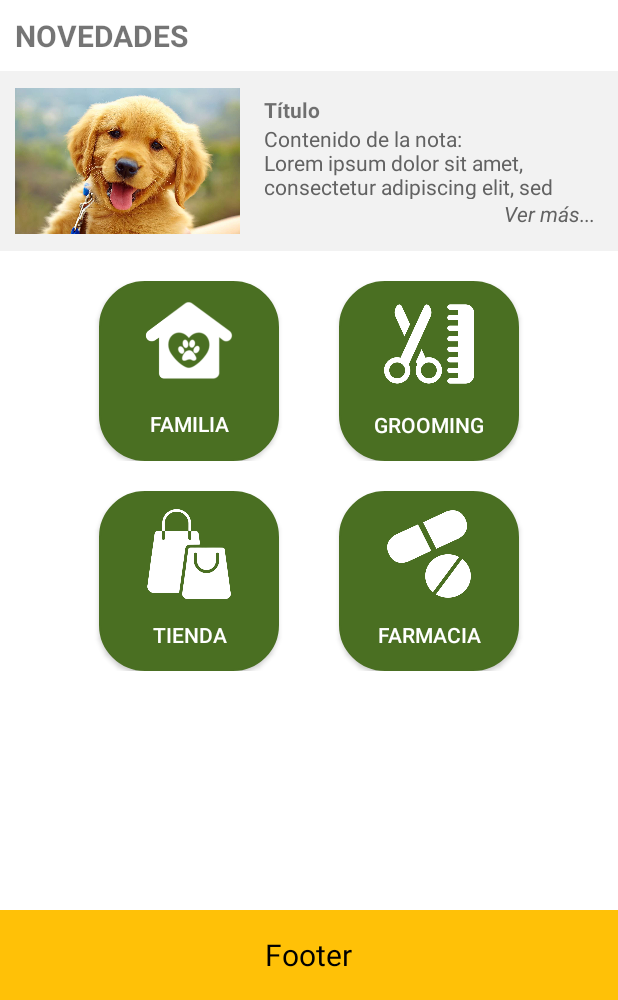
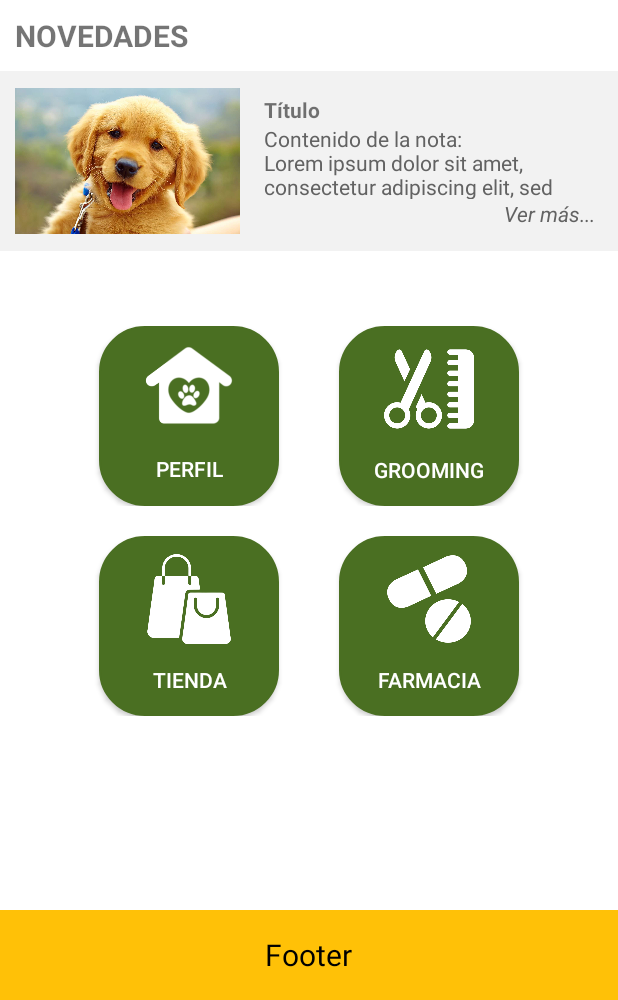
Before and after one commit to monmm/pdm2024_1, an Android app: the HomeActivity screen opened directly, with no data from a screen before it, on a phone screen of 412 x 824 dp, the part 236-1236 px from its top. Run offline under Robolectric (Android 15) with nearby library versions, the light colour scheme and no system bars.

Commit message:
Algunas funcionalidades

```diff
--- a/Tarea2/app/src/main/java/com/example/tarea2/DrawerMenuActivity.java
+++ b/Tarea2/app/src/main/java/com/example/tarea2/DrawerMenuActivity.java
@@ -53,7 +53,7 @@ public abstract class DrawerMenuActivity extends AppCompatActivity {
                     opcionElegida = new Intent(DrawerMenuActivity.this, HomeActivity.class);
                     mensaje = "Seleccionaste Home";
                 } else if (item.getItemId() == R.id.family) {
-                    mensaje = "Seleccionaste Family";
+                    mensaje = "Seleccionaste Perfil";
                 } else if (item.getItemId() == R.id.groom) {
                     mensaje = "Seleccionaste Groom";
                 } else if (item.getItemId() == R.id.shop) {
--- a/Tarea2/app/src/main/java/com/example/tarea2/HomeActivity.java
+++ b/Tarea2/app/src/main/java/com/example/tarea2/HomeActivity.java
@@ -1,8 +1,12 @@
 package com.example.tarea2;
 
+import android.content.Intent;
 import android.os.Bundle;
 import android.view.MenuItem;
+import android.view.View;
+import android.widget.Button;
 import android.widget.TextView;
+import android.widget.Toast;
 
 import androidx.annotation.NonNull;
 import androidx.appcompat.app.ActionBar;
@@ -16,6 +20,11 @@ public class HomeActivity extends DrawerMenuActivity {
 
     private TextView titulo;
 
+    private Button profileButton;
+    private Button groomButton;
+    private Button shopButton;
+    private Button pharmButton;
+
     @Override
     protected void onCreate(Bundle savedInstanceState) {
         super.onCreate(savedInstanceState);
@@ -26,7 +35,34 @@ public class HomeActivity extends DrawerMenuActivity {
         titulo.setText("Inicio");
         getSupportActionBar().setDisplayHomeAsUpEnabled(true);
 
-        //setContentView(R.layout.home);
+        profileButton = findViewById(R.id.prof);
+        groomButton = findViewById(R.id.groom);
+        shopButton = findViewById(R.id.shop);
+        pharmButton = findViewById(R.id.drug);
+        profileButton.setOnClickListener(new View.OnClickListener() {
+            @Override
+            public void onClick(View v) {
+                Toast.makeText(HomeActivity.this, "Coming soon...", Toast.LENGTH_SHORT).show();
+            }
+        });
+        groomButton.setOnClickListener(new View.OnClickListener() {
+            @Override
+            public void onClick(View v) {
+                Toast.makeText(HomeActivity.this, "Coming soon...", Toast.LENGTH_SHORT).show();
+            }
+        });
+        shopButton.setOnClickListener(new View.OnClickListener() {
+            @Override
+            public void onClick(View v) {
+                Toast.makeText(HomeActivity.this, "Coming soon...", Toast.LENGTH_SHORT).show();
+            }
+        });
+        pharmButton.setOnClickListener(new View.OnClickListener() {
+            @Override
+            public void onClick(View v) {
+                Toast.makeText(HomeActivity.this, "Coming soon...", Toast.LENGTH_SHORT).show();
+            }
+        });
     }
 
     @Override
--- a/Tarea2/app/src/main/res/layout/header.xml
+++ b/Tarea2/app/src/main/res/layout/header.xml
@@ -8,7 +8,9 @@
     <ImageView
         android:layout_width="wrap_content"
         android:layout_height="wrap_content"
-        android:src="@drawable/logo_removebg"/>
+        android:src="@drawable/logo_removebg"
+        android:paddingBottom="15dp"
+        android:paddingLeft="15dp"/>
 
     <TextView
         android:id="@+id/nombre"
--- a/Tarea2/app/src/main/res/layout/home.xml
+++ b/Tarea2/app/src/main/res/layout/home.xml
@@ -101,17 +101,17 @@
             android:layout_height="wrap_content"
             android:orientation="horizontal"
             android:gravity="center"
-            android:layout_marginTop="20dp">
+            android:layout_marginTop="50dp">
 
             <Button
-                android:id="@+id/fam"
+                android:id="@+id/prof"
                 android:layout_width="120dp"
                 android:layout_height="120dp"
                 android:layout_marginRight="40dp"
                 android:paddingTop="10dp"
                 android:background="@drawable/btn_shape_round"
                 android:drawableTop="@drawable/family"
-                android:text="Familia"
+                android:text="Perfil"
                 android:textColor="@color/white"
                 android:backgroundTint="#4a6f22"
                 android:drawableTint="@color/white"/>
--- a/Tarea2/app/src/main/res/menu/main_menu.xml
+++ b/Tarea2/app/src/main/res/menu/main_menu.xml
@@ -5,7 +5,7 @@
             android:title="Inicio"
             android:checkable="true"/>
         <item android:id="@+id/family"
-            android:title="Familia"
+            android:title="Perfil"
             android:checkable="true"/>
         <item android:id="@+id/groom"
             android:title="Grooming"
```
Also changed, not shown: Tarea2/app/src/main/java/com/example/tarea2/ClienteActivity.java (+14 -4 lines).
